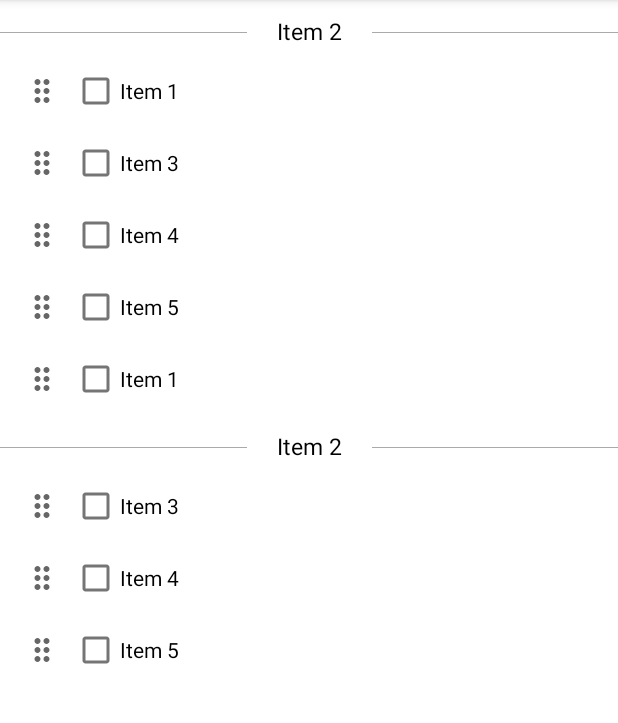
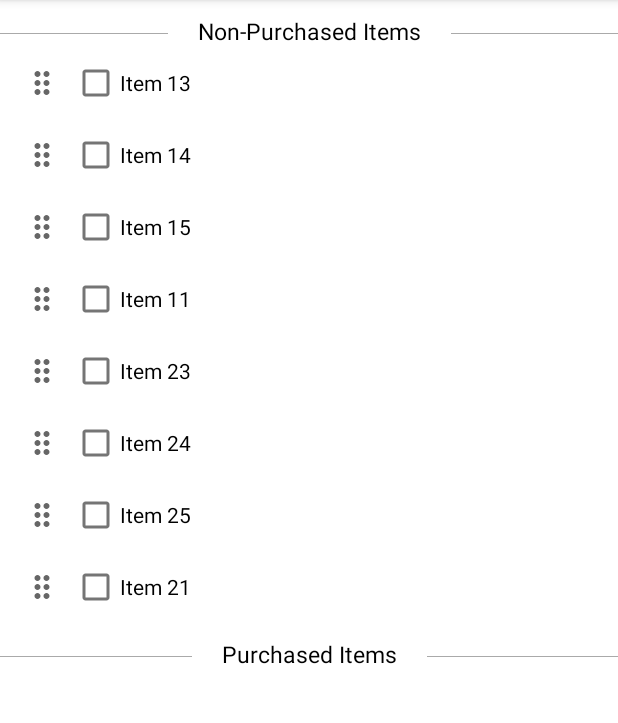
Before and after one commit to mshafeeqkn/Shopee, an Android app: the MainViewFragment screen opened directly, with no data from a screen before it, on a phone screen of 412 x 824 dp, the part 84-807 px from its top. Run offline under Robolectric (Android 15) with nearby library versions, the phone set to English and light mode, and no system bars; our stand-ins replace Firebase (no records; nobody signed in at launch, a user with empty details on screens opened directly).

```diff
--- a/app/src/main/java/com/shafeeq/shopee/fragments/MainViewFragment.kt
+++ b/app/src/main/java/com/shafeeq/shopee/fragments/MainViewFragment.kt
@@ -44,16 +44,16 @@ class MainViewFragment : Fragment(), ItemListener {
 
         mShopItemList = root.findViewById(R.id.shopItemList)
         mDataList.addAll(arrayListOf(
-            ShopItem("Item 2", SECT),
-            ShopItem("Item 1"),
-            ShopItem("Item 3"),
-            ShopItem("Item 4"),
-            ShopItem("Item 5"),
-            ShopItem("Item 1"),
-            ShopItem("Item 2", SECT),
-            ShopItem("Item 3"),
-            ShopItem("Item 4"),
-            ShopItem("Item 5")
+            ShopItem("Non-Purchased Items", SECT),
+            ShopItem("Item 13"),
+            ShopItem("Item 14"),
+            ShopItem("Item 15"),
+            ShopItem("Item 11"),
+            ShopItem("Item 23"),
+            ShopItem("Item 24"),
+            ShopItem("Item 25"),
+            ShopItem("Item 21"),
+            ShopItem("Purchased Items", SECT),
         ))
         mShopItemList.layoutManager = LinearLayoutManager(requireActivity())
         mAdapter = ShopListAdapter(mDataList, this)
--- a/app/src/main/res/layout/shop_list_seperator.xml
+++ b/app/src/main/res/layout/shop_list_seperator.xml
@@ -8,7 +8,7 @@
     <View
         android:layout_width="match_parent"
         android:layout_height="1px"
-        app:layout_constraintVertical_bias="0.6"
+        app:layout_constraintVertical_bias="0.72"
         android:background="@android:color/darker_gray"
         app:layout_constraintBottom_toBottomOf="parent"
         app:layout_constraintTop_toTopOf="parent" />
@@ -21,7 +21,6 @@
         android:paddingStart="20dp"
         android:paddingEnd="20dp"
         android:paddingTop="10dp"
-        android:paddingBottom="5dp"
         android:text="Vegetables"
         android:textColor="@android:color/black"
         android:textSize="15sp"
```
